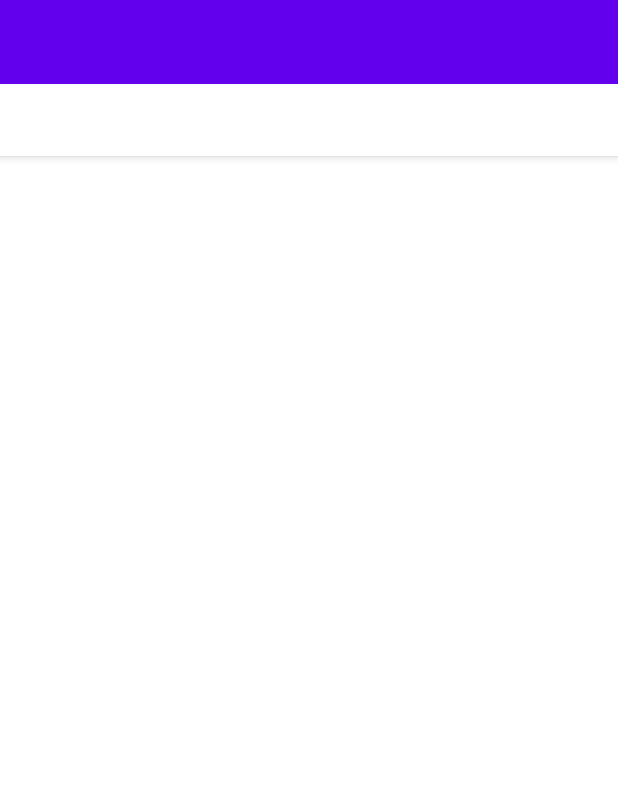
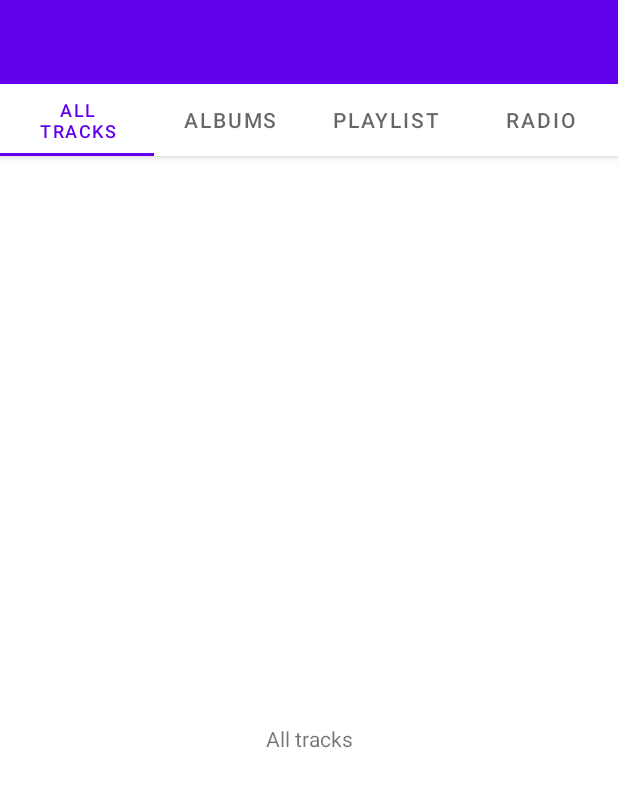
Before and after one commit to Vennic/RadioPlayerV2, an Android app: the screen it shows after launch (MainActivity), on a phone screen of 412 x 824 dp. Shown: the top 787 px of the screen. Run offline under Robolectric (Android 15) with nearby library versions, the phone set to English and light mode, and no system bars; plain views replace SlidingUpPanelLayout.

Commit message:
Add fragments layouts

```diff
--- a/app/src/main/java/com/kuzheevadel/radioplayerv2/activities/main/MainActivity.kt
+++ b/app/src/main/java/com/kuzheevadel/radioplayerv2/activities/main/MainActivity.kt
@@ -2,6 +2,9 @@ package com.kuzheevadel.radioplayerv2.activities.main
 
 import android.os.Bundle
 import androidx.appcompat.app.AppCompatActivity
+import androidx.viewpager2.widget.ViewPager2
+import com.google.android.material.tabs.TabLayout
+import com.google.android.material.tabs.TabLayoutMediator
 import com.kuzheevadel.radioplayerv2.R
 
 class MainActivity: AppCompatActivity() {
@@ -9,5 +12,17 @@ class MainActivity: AppCompatActivity() {
     override fun onCreate(savedInstanceState: Bundle?) {
         super.onCreate(savedInstanceState)
         setContentView(R.layout.activity_main)
+        val viewPager = findViewById<ViewPager2>(R.id.view_pager2)
+        val tabLayout = findViewById<TabLayout>(R.id.tab_layout)
+        viewPager.adapter = ViewPagerAdapter(this)
+
+        TabLayoutMediator(tabLayout, viewPager) { tab, position ->
+            when (position) {
+                0 -> tab.text = "All tracks"
+                1 -> tab.text = "Albums"
+                2 -> tab.text = "Playlist"
+                else -> tab.text = "Radio"
+            }
+        }.attach()
     }
 }
--- a/app/src/main/java/com/kuzheevadel/radioplayerv2/alltracks/AllTracksFragment.kt
+++ b/app/src/main/java/com/kuzheevadel/radioplayerv2/alltracks/AllTracksFragment.kt
@@ -5,6 +5,7 @@ import android.view.LayoutInflater
 import android.view.View
 import android.view.ViewGroup
 import androidx.fragment.app.Fragment
+import com.kuzheevadel.radioplayerv2.R
 
 class AllTracksFragment: Fragment() {
 
@@ -13,6 +14,6 @@ class AllTracksFragment: Fragment() {
         container: ViewGroup?,
         savedInstanceState: Bundle?
     ): View? {
-        return super.onCreateView(inflater, container, savedInstanceState)
+        return inflater.inflate(R.layout.all_tracks_layout, container, false)
     }
 }
--- /dev/null
+++ b/app/src/main/res/layout/all_tracks_layout.xml
@@ -0,0 +1,18 @@
+<?xml version="1.0" encoding="utf-8"?>
+<androidx.constraintlayout.widget.ConstraintLayout
+    xmlns:android="http://schemas.android.com/apk/res/android"
+    xmlns:app="http://schemas.android.com/apk/res-auto"
+    xmlns:tools="http://schemas.android.com/tools"
+    android:layout_width="match_parent"
+    android:layout_height="match_parent">
+
+    <TextView
+        android:id="@+id/textView"
+        android:layout_width="wrap_content"
+        android:layout_height="wrap_content"
+        android:text="All tracks"
+        app:layout_constraintBottom_toBottomOf="parent"
+        app:layout_constraintEnd_toEndOf="parent"
+        app:layout_constraintStart_toStartOf="parent"
+        app:layout_constraintTop_toTopOf="parent" />
+</androidx.constraintlayout.widget.ConstraintLayout>
```
Also changed, not shown: app/src/main/res/layout/albums_layout.xml (added, +18 -0 lines), app/src/main/res/layout/playlist_layout.xml (added, +18 -0 lines), app/src/main/res/layout/radio_layout.xml (added, +18 -0 lines).
